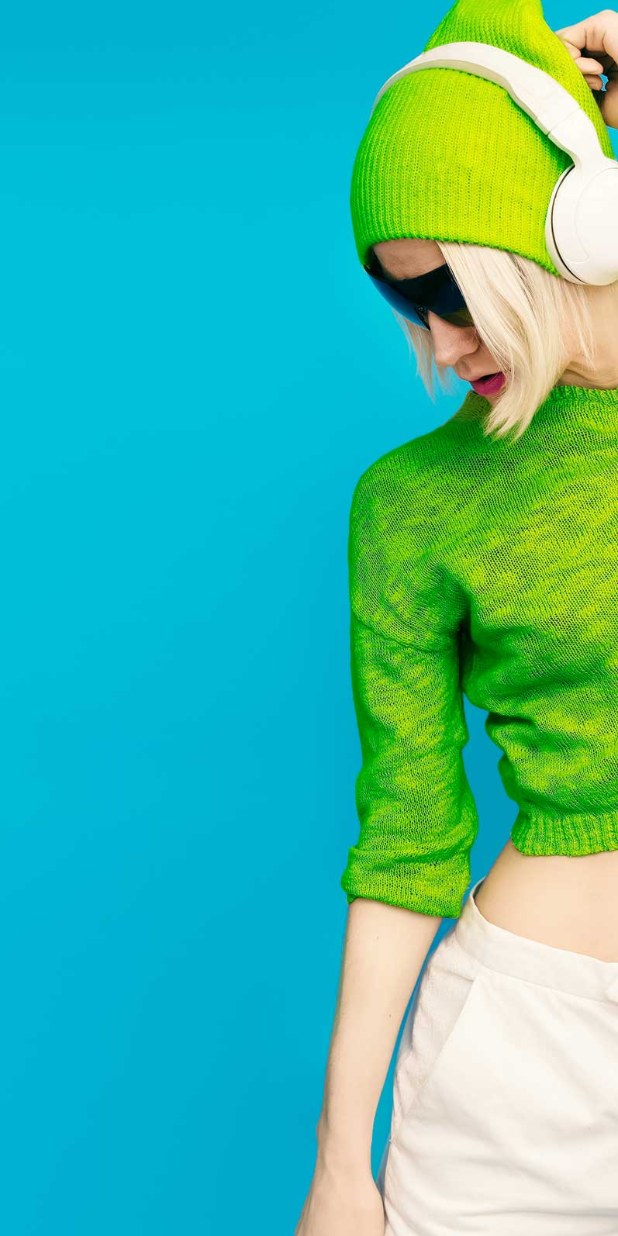
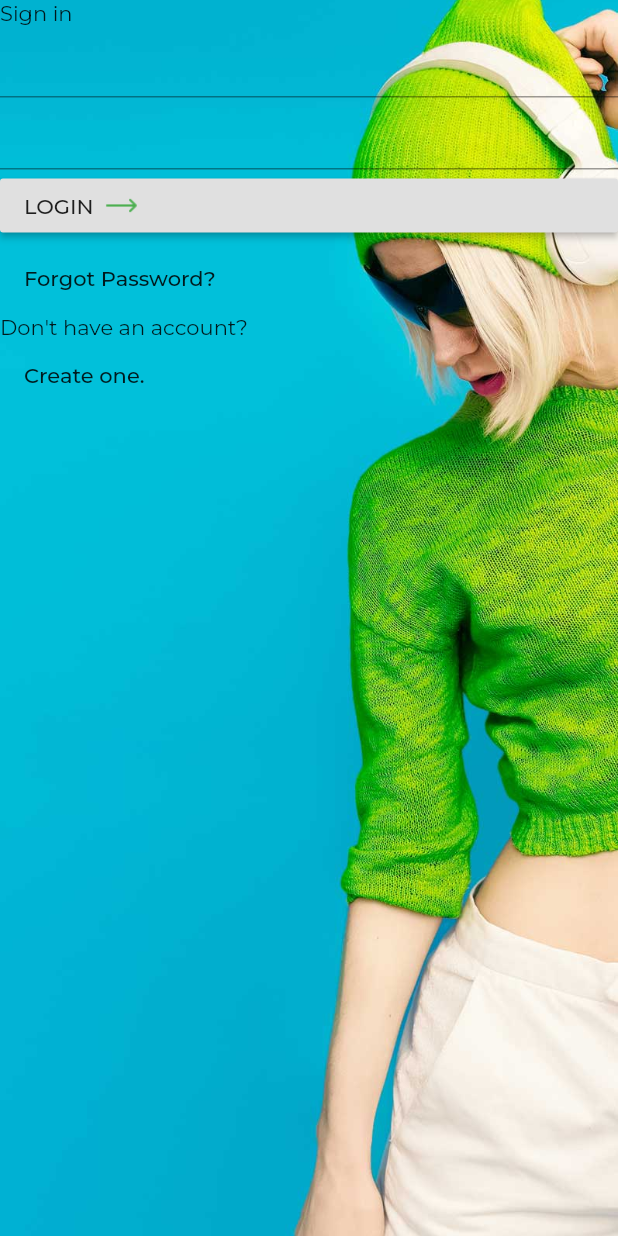
Before and after one commit to Mostefaoui-Mohammed-Amin/login_design002, a Flutter app: the screen it shows after launch, on a phone screen of 412 x 824 dp. Run offline on Flutter 3.47's test engine with Material 2 defaults, Android fonts, the phone set to English and light mode, and no system bars; our stand-ins replace google_fonts.

Commit message:
adding structure elements

```diff
--- a/lib/main.dart
+++ b/lib/main.dart
@@ -1,4 +1,5 @@
 import 'package:flutter/material.dart';
+import 'package:google_fonts/google_fonts.dart';
 
 void main() {
   runApp(MyApp());
@@ -11,9 +12,9 @@ class MyApp extends StatelessWidget {
     return MaterialApp(
       title: 'Flutter Demo',
       theme: ThemeData(
-        primarySwatch: Colors.blue,
-        visualDensity: VisualDensity.adaptivePlatformDensity,
-      ),
+          primarySwatch: Colors.blue,
+          visualDensity: VisualDensity.adaptivePlatformDensity,
+          textTheme: GoogleFonts.montserratTextTheme()),
       home: MyhomePage(),
     );
   }
@@ -37,6 +38,44 @@ class _MyhomePageState extends State<MyhomePage> {
               'assets/bg.jpg',
               fit: BoxFit.cover,
             ),
+          ),
+          Column(
+            crossAxisAlignment: CrossAxisAlignment.start,
+            children: [
+              Text("Sign in"),
+              Form(
+                child: Column(
+                  children: [
+                    TextFormField(),
+                    TextFormField(
+                      obscureText: true,
+                    )
+                  ],
+                ),
+              ),
+              RaisedButton(
+                  onPressed: () {},
+                  child: Row(
+                    children: [
+                      Text("LOGIN  "),
+                      Image.asset(
+                        "assets/arrowicon.png",
+                        color: Colors.green,
+                        height: 22,
+                        width: 22,
+                      )
+                    ],
+                  )),
+              FlatButton(
+                child: Text("Forgot Password?"),
+                onPressed: () {},
+              ),
+              Text("Don't have an account?"),
+              FlatButton(
+                child: Text("Create one."),
+                onPressed: () {},
+              ),
+            ],
           )
         ],
       ),
--- a/pubspec.yaml
+++ b/pubspec.yaml
@@ -28,6 +28,7 @@ dependencies:
   # The following adds the Cupertino Icons font to your application.
   # Use with the CupertinoIcons class for iOS style icons.
   cupertino_icons: ^0.1.3
+  google_fonts: ^1.1.1
 
 dev_dependencies:
   flutter_test:
@@ -47,6 +48,7 @@ flutter:
   # To add assets to your application, add an assets section, like this:
   assets:
     - assets/bg.jpg
+    - assets/arrowicon.png
   # An image asset can refer to one or more resolution-specific "variants", see
   # https://flutter.dev/assets-and-images/#resolution-aware.
 
```
Also changed, not shown: assets/arrowicon.png (added), pubspec.lock.
